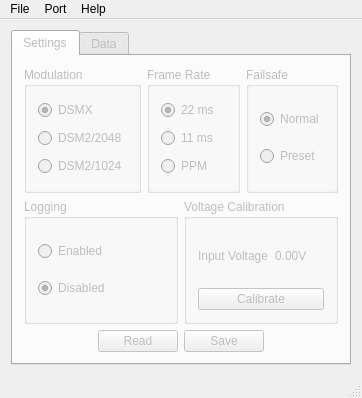
The window that client/Rx12Client/mainwindow.ui (bemcgarvey/RX12) describes before a commit, drawn with Qt 5.
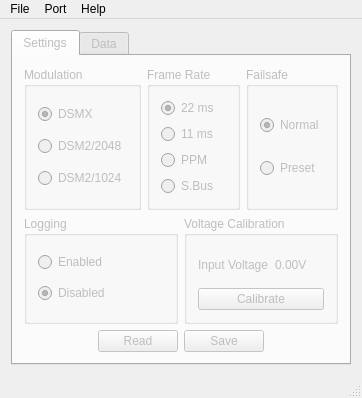
The same window after the commit.

Diff of the .ui file:
```diff
--- a/client/Rx12Client/mainwindow.ui
+++ b/client/Rx12Client/mainwindow.ui
@@ -96,6 +96,13 @@
                </property>
               </widget>
              </item>
+             <item>
+              <widget class="QRadioButton" name="sbusRadioButton">
+               <property name="text">
+                <string>S.Bus</string>
+               </property>
+              </widget>
+             </item>
             </layout>
            </widget>
           </item>
```
